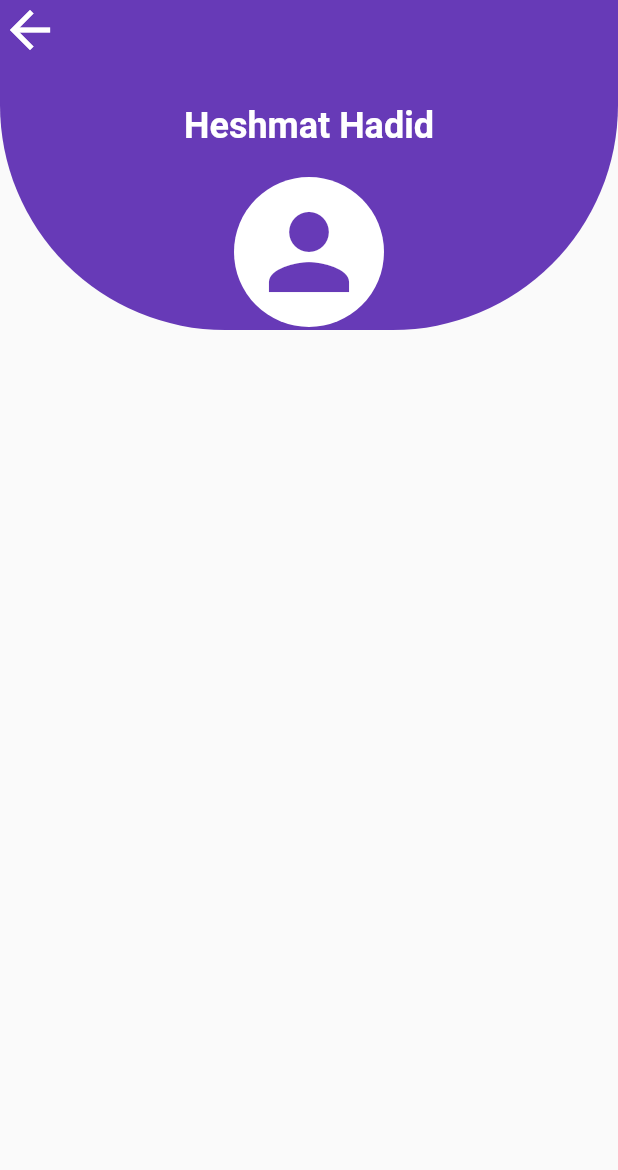
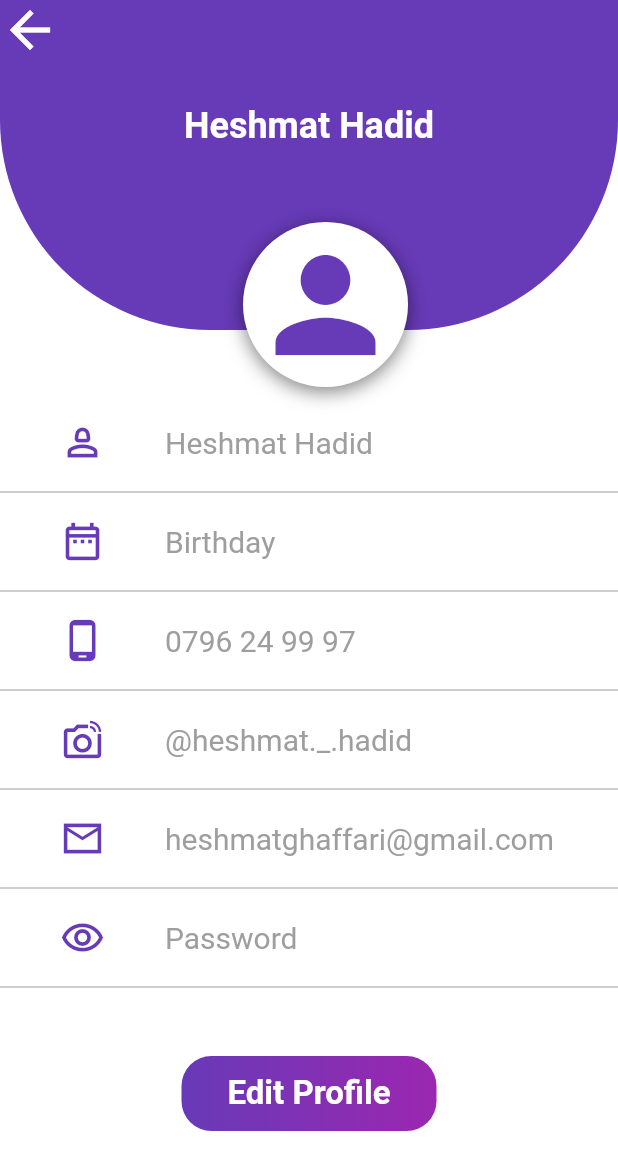
Before and after one commit to HeshmatGhaffariHadid/Pages, a Flutter app: the Profile screen opened directly, on a phone screen of 412 x 824 dp. Shown: the top 1170 px of the screen. Run offline on Flutter 3.47's test engine with Material 2 defaults, Android fonts, the phone set to English and light mode, and no system bars.

Commit message:
Profile page was completed

```diff
--- /dev/null
+++ b/lib/editProfile/description_row.dart
@@ -0,0 +1,26 @@
+import 'package:flutter/material.dart';
+
+class DescriptionRow extends StatelessWidget {
+  String title;
+  Icon icon;
+  DescriptionRow({required this.title, required this.icon});
+
+  @override
+  Widget build(BuildContext context) {
+    return Row(
+      mainAxisAlignment: MainAxisAlignment.start,
+      children: [
+        SizedBox(width: 40),
+        icon,
+        SizedBox(width: 40),
+        Text(
+          title,
+          style: TextStyle(
+            fontSize: 20,
+            color: Colors.grey,
+          ),
+        ),
+      ],
+    );
+  }
+}
--- /dev/null
+++ b/lib/editProfile/horizontal_line.dart
@@ -0,0 +1,18 @@
+import 'package:flutter/material.dart';
+
+class HorizontalLine extends StatelessWidget {
+  const HorizontalLine({
+    super.key,
+  });
+
+  @override
+  Widget build(BuildContext context) {
+    return SizedBox(
+      width: double.infinity,
+      child: Divider(
+        thickness: 1,
+        color: Colors.grey.shade400,
+      ),
+    );
+  }
+}
--- a/lib/editProfile/profile.dart
+++ b/lib/editProfile/profile.dart
@@ -1,6 +1,8 @@
-import 'dart:ui';
+import 'package:flutter/material.dart';
+import 'package:flutter/rendering.dart';
 
-import 'package:flutter/material.dart';
+import 'description_row.dart';
+import 'horizontal_line.dart';
 
 class Profile extends StatelessWidget {
   const Profile({super.key});
@@ -8,6 +10,7 @@ class Profile extends StatelessWidget {
   @override
   Widget build(BuildContext context) {
     return Scaffold(
+      backgroundColor: Colors.white,
       body: SafeArea(
         child: Column(
           children: [
@@ -17,8 +20,8 @@ class Profile extends StatelessWidget {
               decoration: BoxDecoration(
                 color: Colors.deepPurple,
                 borderRadius: BorderRadius.only(
-                    bottomLeft: Radius.circular(150),
-                    bottomRight: Radius.circular(150)),
+                    bottomLeft: Radius.circular(140),
+                    bottomRight: Radius.circular(140)),
               ),
               child: Column(
                 children: [
@@ -42,20 +45,129 @@ class Profile extends StatelessWidget {
                         color: Colors.white,
                         fontWeight: FontWeight.bold),
                   ),
-                  SizedBox(height: 20),
-                  Container(
-                    height: 100,
-                    width: 100,
-                    decoration: BoxDecoration(
-                      color: Colors.white,
-                      borderRadius: BorderRadius.circular(100),
+                  SizedBox(
+                    height: 20,
+                    child: Stack(
+                      clipBehavior: Clip.none,
+                      children: [
+                        Positioned(
+                          top: 50,
+                          right: 140,
+                          child: Container(
+                            height: 110,
+                            width: 110,
+                            decoration: BoxDecoration(
+                              color: Colors.white,
+                              borderRadius: BorderRadius.circular(100),
+                              boxShadow: [
+                                BoxShadow(
+                                  color: Colors.black54.withOpacity(0.5),
+                                  // spreadRadius: 1,
+                                  blurRadius: 10,
+                                  offset: Offset(0, 3),
+                                ),
+                              ],
+                            ),
+                            child: Icon(Icons.person,
+                                size: 100, color: Colors.deepPurple),
+                          ),
+                        ),
+                      ],
                     ),
-                    child: Icon(Icons.person,size: 80, color: Colors.deepPurple,),
-
                   ),
                 ],
               ),
             ),
+            SizedBox(height: 60),
+            DescriptionRow(
+              icon: Icon(
+                Icons.person_2_outlined,
+                color: Colors.deepPurple,
+                size: 30,
+              ),
+              title: 'Heshmat Hadid',
+            ),
+            SizedBox(height: 10),
+            HorizontalLine(),
+            SizedBox(height: 10),
+            DescriptionRow(
+              icon: Icon(
+                Icons.date_range_outlined,
+                color: Colors.deepPurple,
+                size: 30,
+              ),
+              title: 'Birthday',
+            ),
+            SizedBox(height: 10),
+            HorizontalLine(),
+            SizedBox(height: 10),
+            DescriptionRow(
+              title: '0796 24 99 97',
+              icon: Icon(
+                Icons.phone_android_outlined,
+                color: Colors.deepPurple,
+                size: 30,
+              ),
+            ),
+            SizedBox(height: 10),
+            HorizontalLine(),
+            SizedBox(height: 10),
+            DescriptionRow(
+              title: '@heshmat._.hadid',
+              icon: Icon(
+                Icons.linked_camera_outlined,
+                color: Colors.deepPurple,
+                size: 30,
+              ),
+            ),
+            SizedBox(height: 10),
+            HorizontalLine(),
+            SizedBox(height: 10),
+            DescriptionRow(
+              title: 'heshmatghaffari@gmail.com',
+              icon: Icon(
+                Icons.mail_outline_sharp,
+                color: Colors.deepPurple,
+                size: 30,
+              ),
+            ),
+            SizedBox(height: 10),
+            HorizontalLine(),
+            SizedBox(height: 10),
+            DescriptionRow(
+              title: 'Password',
+              icon: Icon(
+                Icons.remove_red_eye_outlined,
+                color: Colors.deepPurple,
+                size: 30,
+              ),
+            ),
+            SizedBox(height: 10),
+            HorizontalLine(),
+            SizedBox(height: 30),
+            TextButton(
+                onPressed: () {
+                  Navigator.pushNamed(context, '/');
+                },
+                child: Container(
+                  height: 50,
+                  width: 170,
+                  decoration: BoxDecoration(
+                    borderRadius: BorderRadius.circular(20),
+                    gradient: LinearGradient(
+                        colors: [Colors.deepPurple, Colors.purple.shade500]),
+                  ),
+                  child: Center(
+                    child: Text(
+                      'Edit Profile',
+                      style: TextStyle(
+                        fontSize: 22,
+                        color: Colors.white,
+                        fontWeight: FontWeight.bold,
+                      ),
+                    ),
+                  ),
+                ))
           ],
         ),
       ),
--- a/lib/mainPage/main.dart
+++ b/lib/mainPage/main.dart
@@ -11,11 +11,11 @@ void main() {
         debugShowCheckedModeBanner: false,
         initialRoute: '/',
         routes: {
-          // '/' : (context) => NavigatorPage(),
+          '/' : (context) => NavigatorPage(),
           '/instagram' : (context) => Pages(),
           '/facebook' : (context) => Home(),
           '/wechat' : (context) => WechatHome(),
-          '/' : (context) => Profile()
+          '/profile' : (context) => Profile()
         },
 
       ),
@@ -39,11 +39,12 @@ class NavigatorPage extends StatelessWidget {
             CLickableContainer(note: 'Go to Facebook cloned page',rout: '/facebook',),
             const SizedBox(height: 20),
             CLickableContainer(note: 'Go to Wechat cloned page', rout: '/wechat',),
+            SizedBox(height: 20),
+            CLickableContainer(note: 'Go to Profile cloned page', rout: '/profile',),
             SizedBox(height: 80),
-            Text('Press login to come back',style: TextStyle(
+            Text('Note: Press login to come back',style: TextStyle(
               color: Colors.deepPurple.shade100,
               fontSize: 18,
-
             ),),
           ],
         ),
```
Also changed, not shown: lib/wechatPage/wechatHome.dart (+21 -16 lines).
